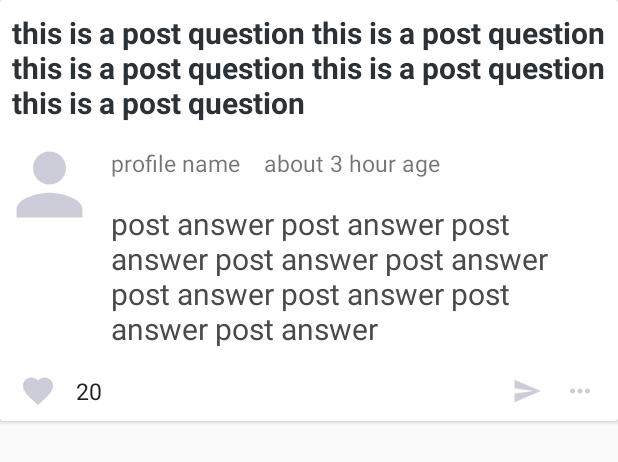
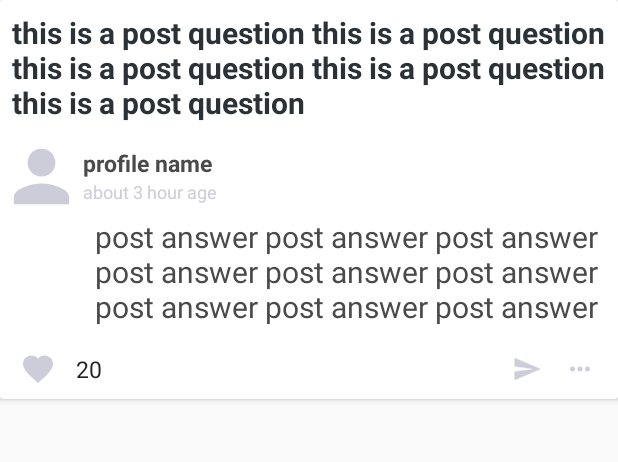
Before and after one commit to Ahmed7Elsawy/Ask.fm-Clone, an Android app: the layout item_post.xml on its own in the app's theme, with its tools: preview values and no code run, on a phone screen of 412 x 824 dp. Shown: the top 462 px of the screen. Run offline under Robolectric (Android 15) with nearby library versions, the phone set to English and light mode, and no system bars; network calls fail.

Commit message:
handle answer anonymous or not

```diff
--- a/app/src/main/res/layout/item_post.xml
+++ b/app/src/main/res/layout/item_post.xml
@@ -39,9 +39,11 @@
             android:layout_width="wrap_content"
             android:layout_height="wrap_content"
             android:background="@color/white"
-            android:padding="@dimen/item_post_padding"
+            android:paddingTop="@dimen/item_post_padding"
+            android:textColor="@color/answerColor"
             android:text="@string/profile_name"
-            android:textSize="@dimen/item_post_username_time_text_size"
+            android:textSize="@dimen/item_post_username"
+            android:textStyle="bold"
             app:layout_constraintStart_toEndOf="@id/answer_profile_image"
             app:layout_constraintTop_toBottomOf="@id/question_txt_answer" />
 
@@ -50,11 +52,11 @@
             android:layout_width="wrap_content"
             android:layout_height="wrap_content"
             android:background="@color/white"
-            android:padding="@dimen/item_post_padding"
             android:text="@string/time_ago"
-            android:textSize="@dimen/item_post_username_time_text_size"
-            app:layout_constraintStart_toEndOf="@id/answer_username_TV"
-            app:layout_constraintTop_toTopOf="@id/answer_username_TV" />
+            android:textColor="@color/defaultTextColor"
+            android:textSize="@dimen/item_post_time_age_text_size"
+            app:layout_constraintStart_toStartOf="@id/answer_username_TV"
+            app:layout_constraintTop_toBottomOf="@id/answer_username_TV" />
 
         <TextView
             android:id="@+id/question_answer_TV"
--- a/app/src/main/res/values/dimens.xml
+++ b/app/src/main/res/values/dimens.xml
@@ -5,7 +5,7 @@
 
     <dimen name="bottom_navigation_view_height">50dp</dimen>
 
-    <dimen name="user_image_height_width">66dp</dimen>
+    <dimen name="user_image_height_width">55dp</dimen>
 
     <dimen name="app_bar_height">180dp</dimen>
     <dimen name="text_margin">16dp</dimen>
@@ -72,7 +72,8 @@
 
     <dimen name="item_post_padding">8dp</dimen>
     <dimen name="item_post_question_answer_text_size">20sp</dimen>
-    <dimen name="item_post_username_time_text_size">15sp</dimen>
+    <dimen name="item_post_username">15sp</dimen>
+    <dimen name="item_post_time_age_text_size">12sp</dimen>
 
     <dimen name="item_profile_header_user_image_height_width">96dp</dimen>
     <dimen name="item_profile_header_user_image_margin_top">50dp</dimen>
```
Also changed, not shown: app/src/main/java/com/elsawy/ahmed/sqlaskproject/adapter/AnswerAdapter.java (+61 -11 lines), app/src/main/java/com/elsawy/ahmed/sqlaskproject/models/Question.java (+13 -0 lines), app/src/main/java/com/elsawy/ahmed/sqlaskproject/viewholder/AnswerViewHolder.java (+7 -2 lines).
